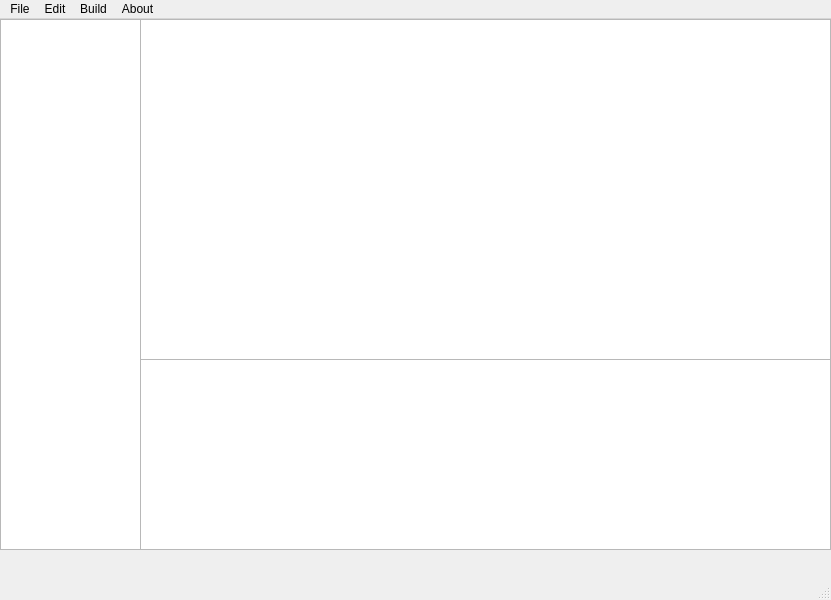
First picture: the form in src/mainwindow.ui, repository RafaelBarbon/Compilador, before the edit.
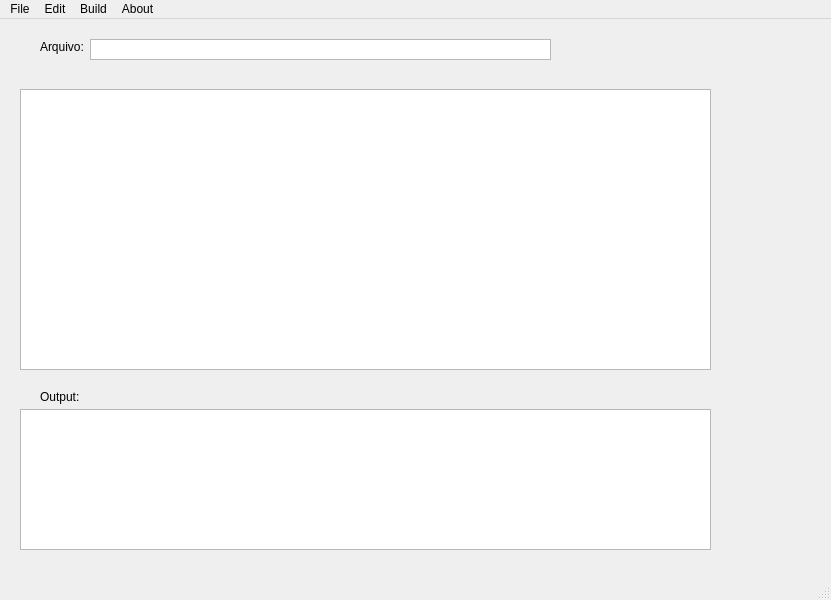
Second picture: the form after the edit.

Diff of the .ui file:
```diff
--- a/src/mainwindow.ui
+++ b/src/mainwindow.ui
@@ -29,20 +29,20 @@
    <widget class="QTextEdit" name="textEdit">
     <property name="geometry">
      <rect>
-      <x>140</x>
-      <y>0</y>
+      <x>20</x>
+      <y>70</y>
       <width>691</width>
-      <height>341</height>
+      <height>281</height>
      </rect>
     </property>
    </widget>
    <widget class="QListWidget" name="listWidget">
     <property name="geometry">
      <rect>
-      <x>140</x>
-      <y>340</y>
+      <x>20</x>
+      <y>390</y>
       <width>691</width>
-      <height>191</height>
+      <height>141</height>
      </rect>
     </property>
     <property name="whatsThis">
@@ -65,13 +65,39 @@
 </string>
     </property>
    </widget>
-   <widget class="QTreeView" name="treeView">
+   <widget class="QLabel" name="label">
     <property name="geometry">
      <rect>
-      <x>0</x>
-      <y>0</y>
-      <width>141</width>
-      <height>531</height>
+      <x>40</x>
+      <y>20</y>
+      <width>49</width>
+      <height>16</height>
+     </rect>
+    </property>
+    <property name="text">
+     <string>Arquivo:</string>
+    </property>
+   </widget>
+   <widget class="QLabel" name="label_2">
+    <property name="geometry">
+     <rect>
+      <x>40</x>
+      <y>370</y>
+      <width>49</width>
+      <height>16</height>
+     </rect>
+    </property>
+    <property name="text">
+     <string>Output:</string>
+    </property>
+   </widget>
+   <widget class="QListWidget" name="listWidget_2">
+    <property name="geometry">
+     <rect>
+      <x>90</x>
+      <y>20</y>
+      <width>461</width>
+      <height>21</height>
      </rect>
     </property>
    </widget>
```
